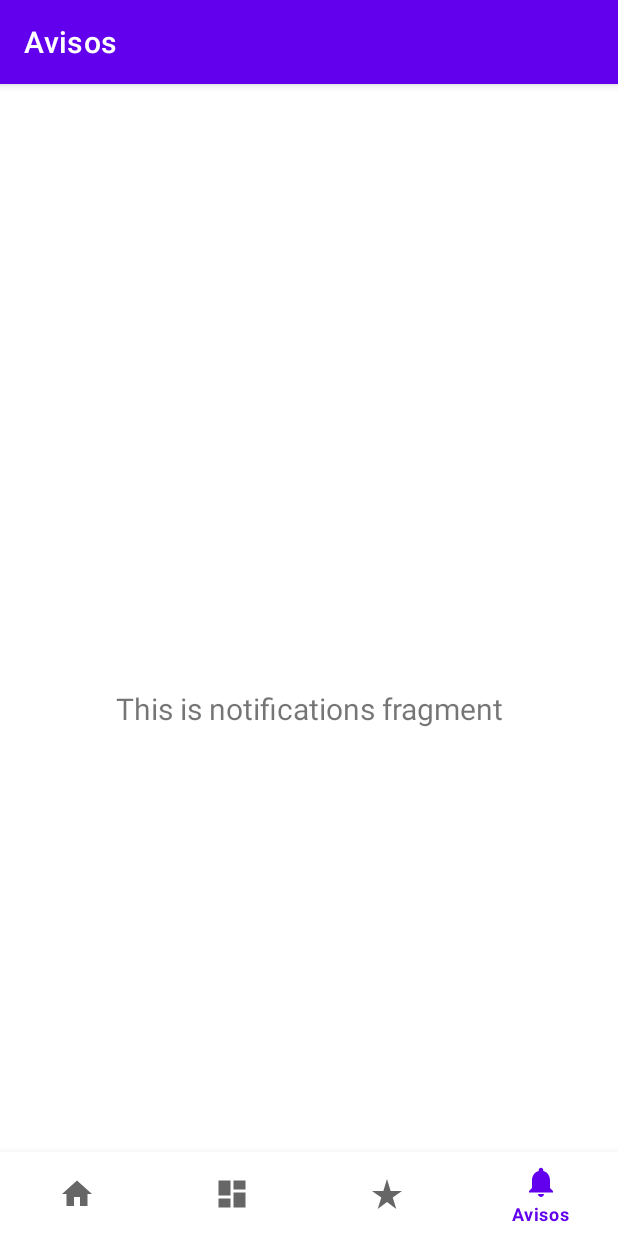
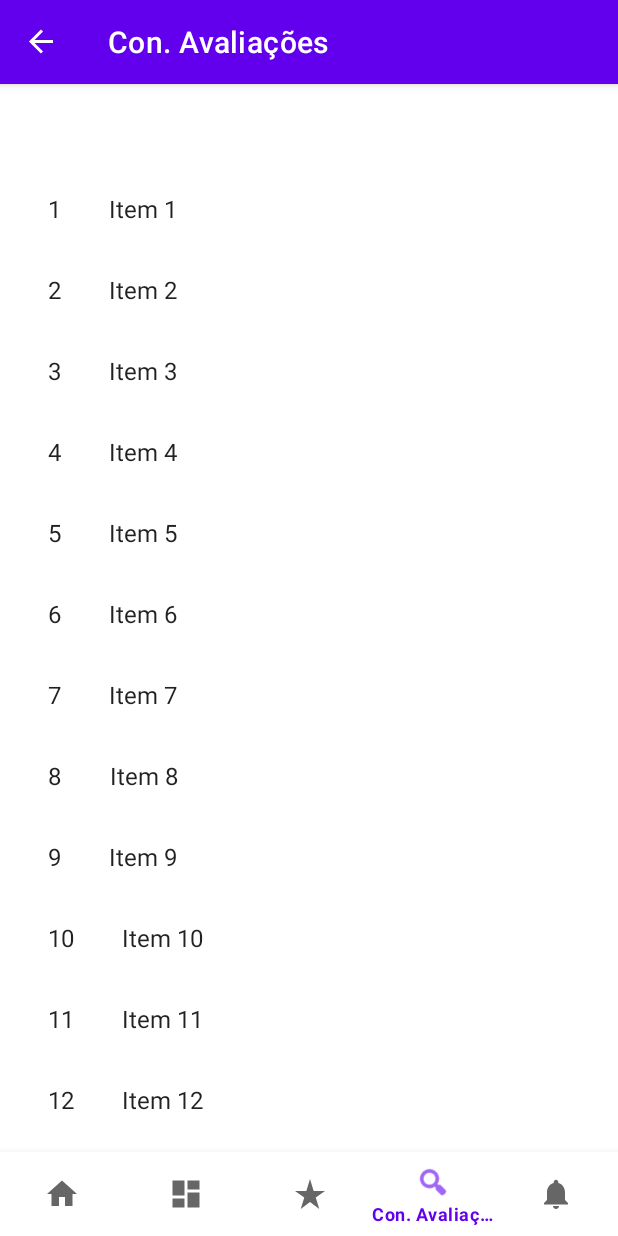
Before and after one commit to dduartee/LivroOwl, an Android app: the AvaliarLivroFragment screen opened through its navigation route, item 4 of the bottom bar chosen, on a phone screen of 412 x 824 dp. Run offline under Robolectric (Android 15) with nearby library versions, the phone set to English and light mode, and no system bars; our stand-ins replace Volley, navigation-ui; network calls fail.

Commit message:
pagina de consulta de avaliacoes e android para 35

```diff
--- a/app/build.gradle.kts
+++ b/app/build.gradle.kts
@@ -4,7 +4,7 @@ plugins {
 
 android {
     namespace = "space.gaabe.mobile.livroowl"
-    compileSdk = 34
+    compileSdk = 35
 
     defaultConfig {
         applicationId = "space.gaabe.mobile.livroowl"
--- a/app/src/main/java/space/gaabe/mobile/livroowl/model/Avaliacao.java
+++ b/app/src/main/java/space/gaabe/mobile/livroowl/model/Avaliacao.java
@@ -9,6 +9,16 @@ import java.util.Date;
  * Classe que representa uma avaliação, com um comentário, uma quantidade de estrelas, like e data
  */
 public class Avaliacao {
+    private String nomeLivro;
+
+    public String getNomeLivro() {
+        return nomeLivro;
+    }
+
+    public void setNomeLivro(String nomeLivro) {
+        this.nomeLivro = nomeLivro;
+    }
+
     private String comentario;
     private float estrelas;
     private boolean isLike;
@@ -28,6 +38,7 @@ public class Avaliacao {
             this.setEstrelas(avaliacaoJSON.getInt("estrelas"));
             long timestampAvaliado = avaliacaoJSON.getLong("timestamp_avaliado");
             this.setDataAvaliado(new Date(timestampAvaliado));
+            this.setNomeLivro(avaliacaoJSON.getString("nomeLivro"));
 
         } catch (Exception e) {
             throw new RuntimeException(e);
@@ -41,14 +52,14 @@ public class Avaliacao {
             avaliacaoJSON.put("liked", this.isLike());
             avaliacaoJSON.put("estrelas", this.getEstrelas());
             avaliacaoJSON.put("timestamp_avaliado", this.getTimestampAvaliado());
+            avaliacaoJSON.put("nomeLivro", this.getNomeLivro());
         } catch (Exception e) {
             throw new RuntimeException(e);
         }
         return avaliacaoJSON;
     }
     public void setComentario(String comentario) {
-        String comentarioLimpo = comentario.trim();
-        this.comentario = comentarioLimpo;
+        this.comentario = comentario.trim();
     }
     public void setEstrelas(float estrelas) {
         if (estrelas < 0.5) {
--- a/app/src/main/java/space/gaabe/mobile/livroowl/model/Livro.java
+++ b/app/src/main/java/space/gaabe/mobile/livroowl/model/Livro.java
@@ -50,6 +50,7 @@ public class Livro {
      * @param avaliacao Classe avaliacao preenchida
      */
     public void avaliar(Avaliacao avaliacao) {
+        avaliacao.setNomeLivro(this.nome);
         int novaQtdeAvaliacoes = qtdeAvaliacoes + 1;
         float novasEstrelas = mediaAvaliacao * qtdeAvaliacoes+ avaliacao.getEstrelas();
         float novaMediaAvaliacao = novasEstrelas / novaQtdeAvaliacoes;
--- /dev/null
+++ b/app/src/main/java/space/gaabe/mobile/livroowl/ui/avaliacao/AvaliacaoRecyclerViewAdapter.java
@@ -0,0 +1,62 @@
+package space.gaabe.mobile.livroowl.ui.avaliacao;
+
+import androidx.recyclerview.widget.RecyclerView;
+
+import android.view.LayoutInflater;
+import android.view.View;
+import android.view.ViewGroup;
+import android.widget.TextView;
+
+import space.gaabe.mobile.livroowl.ui.avaliacao.placeholder.PlaceholderContent.PlaceholderItem;
+import space.gaabe.mobile.livroowl.databinding.FragmentConsultaAvaliacaoBinding;
+
+import java.util.List;
+
+/**
+ * {@link RecyclerView.Adapter} that can display a {@link PlaceholderItem}.
+ * TODO: Replace the implementation with code for your data type.
+ */
+public class AvaliacaoRecyclerViewAdapter extends RecyclerView.Adapter<AvaliacaoRecyclerViewAdapter.ViewHolder> {
+
+    private final List<PlaceholderItem> mValues;
+
+    public AvaliacaoRecyclerViewAdapter(List<PlaceholderItem> items) {
+        mValues = items;
+    }
+
+    @Override
+    public ViewHolder onCreateViewHolder(ViewGroup parent, int viewType) {
+
+        return new ViewHolder(FragmentConsultaAvaliacaoBinding.inflate(LayoutInflater.from(parent.getContext()), parent, false));
+
+    }
+
+    @Override
+    public void onBindViewHolder(final ViewHolder holder, int position) {
+        holder.mItem = mValues.get(position);
+        holder.mIdView.setText(mValues.get(position).id);
+        holder.mContentView.setText(mValues.get(position).content);
+    }
+
+    @Override
+    public int getItemCount() {
+        return mValues.size();
+    }
+
+    public class ViewHolder extends RecyclerView.ViewHolder {
+        public final TextView mIdView;
+        public final TextView mContentView;
+        public PlaceholderItem mItem;
+
+        public ViewHolder(FragmentConsultaAvaliacaoBinding binding) {
+            super(binding.getRoot());
+            mIdView = binding.itemNumber;
+            mContentView = binding.content;
+        }
+
+        @Override
+        public String toString() {
+            return super.toString() + " '" + mContentView.getText() + "'";
+        }
+    }
+}
--- a/app/src/main/java/space/gaabe/mobile/livroowl/ui/avaliacao/AvaliarLivroFragment.java
+++ b/app/src/main/java/space/gaabe/mobile/livroowl/ui/avaliacao/AvaliarLivroFragment.java
@@ -129,7 +129,8 @@ public class AvaliarLivroFragment extends Fragment implements View.OnClickListen
                     JSONObject firstEntry = readingLogEntries.getJSONObject(randomIndex);
                     JSONObject work = firstEntry.getJSONObject("work");
                     String title = work.getString("title");
-                    this.nomeLivro.setText(title);
+                    this.livro.setNome(title);
+                    this.avaliacao.setNomeLivro(title);
                     JSONArray authors = work.getJSONArray("author_names");
                     String author = authors.getString(0);
                     this.livro.setAutor(author);
@@ -144,6 +145,7 @@ public class AvaliarLivroFragment extends Fragment implements View.OnClickListen
         }, this);
         jsonObjectRequest.setTag("GetWantToReadBooks");
         requestQueue.add(jsonObjectRequest);
+        this.nomeLivro.setText(this.avaliacao.getNomeLivro());
         return view;
     }
     private void handleLikeButton(boolean like) {
@@ -182,7 +184,6 @@ public class AvaliarLivroFragment extends Fragment implements View.OnClickListen
                 avaliacao.setComentario(this.comentarioAvalicao.getText().toString());
                 avaliacao.setEstrelas(this.ratingBarAvaliacao.getRating());
                 avaliacao.setDataAvaliado(new Date());
-
                 this.jsonObjectRequest = new JsonObjectRequest(
                         Request.Method.POST,
                         "http://10.0.2.2:8080/avaliacoes",
--- /dev/null
+++ b/app/src/main/java/space/gaabe/mobile/livroowl/ui/avaliacao/ConsultaAvaliacaoFragment.java
@@ -0,0 +1,72 @@
+package space.gaabe.mobile.livroowl.ui.avaliacao;
+
+import android.content.Context;
+import android.os.Bundle;
+
+import androidx.fragment.app.Fragment;
+import androidx.recyclerview.widget.GridLayoutManager;
+import androidx.recyclerview.widget.LinearLayoutManager;
+import androidx.recyclerview.widget.RecyclerView;
+
+import android.view.LayoutInflater;
+import android.view.View;
+import android.view.ViewGroup;
+
+import space.gaabe.mobile.livroowl.R;
+import space.gaabe.mobile.livroowl.ui.avaliacao.placeholder.PlaceholderContent;
+
+/**
+ * A fragment representing a list of Items.
+ */
+public class ConsultaAvaliacaoFragment extends Fragment {
+
+    // TODO: Customize parameter argument names
+    private static final String ARG_COLUMN_COUNT = "column-count";
+    // TODO: Customize parameters
+    private int mColumnCount = 1;
+
+    /**
+     * Mandatory empty constructor for the fragment manager to instantiate the
+     * fragment (e.g. upon screen orientation changes).
+     */
+    public ConsultaAvaliacaoFragment() {
+    }
+
+    // TODO: Customize parameter initialization
+    @SuppressWarnings("unused")
+    public static ConsultaAvaliacaoFragment newInstance(int columnCount) {
+        ConsultaAvaliacaoFragment fragment = new ConsultaAvaliacaoFragment();
+        Bundle args = new Bundle();
+        args.putInt(ARG_COLUMN_COUNT, columnCount);
+        fragment.setArguments(args);
+        return fragment;
+    }
+
+    @Override
+    public void onCreate(Bundle savedInstanceState) {
+        super.onCreate(savedInstanceState);
+
+        if (getArguments() != null) {
+            mColumnCount = getArguments().getInt(ARG_COLUMN_COUNT);
+        }
+    }
+
+    @Override
+    public View onCreateView(LayoutInflater inflater, ViewGroup container,
+                             Bundle savedInstanceState) {
+        View view = inflater.inflate(R.layout.fragment_consulta_avaliacao_list, container, false);
+
+        // Set the adapter
+        if (view instanceof RecyclerView) {
+            Context context = view.getContext();
+            RecyclerView recyclerView = (RecyclerView) view;
+            if (mColumnCount <= 1) {
+                recyclerView.setLayoutManager(new LinearLayoutManager(context));
+            } else {
+                recyclerView.setLayoutManager(new GridLayoutManager(context, mColumnCount));
+            }
+            recyclerView.setAdapter(new AvaliacaoRecyclerViewAdapter(PlaceholderContent.ITEMS));
+        }
+        return view;
+    }
+}
--- /dev/null
+++ b/app/src/main/java/space/gaabe/mobile/livroowl/ui/avaliacao/placeholder/PlaceholderContent.java
@@ -0,0 +1,72 @@
+package space.gaabe.mobile.livroowl.ui.avaliacao.placeholder;
+
+import java.util.ArrayList;
+import java.util.HashMap;
+import java.util.List;
+import java.util.Map;
+
+/**
+ * Helper class for providing sample content for user interfaces created by
+ * Android template wizards.
+ * <p>
+ * TODO: Replace all uses of this class before publishing your app.
+ */
+public class PlaceholderContent {
+
+    /**
+     * An array of sample (placeholder) items.
+     */
+    public static final List<PlaceholderItem> ITEMS = new ArrayList<PlaceholderItem>();
+
+    /**
+     * A map of sample (placeholder) items, by ID.
+     */
+    public static final Map<String, PlaceholderItem> ITEM_MAP = new HashMap<String, PlaceholderItem>();
+
+    private static final int COUNT = 25;
+
+    static {
+        // Add some sample items.
+        for (int i = 1; i <= COUNT; i++) {
+            addItem(createPlaceholderItem(i));
+        }
+    }
+
+    private static void addItem(PlaceholderItem item) {
+        ITEMS.add(item);
+        ITEM_MAP.put(item.id, item);
+    }
+
+    private static PlaceholderItem createPlaceholderItem(int position) {
+        return new PlaceholderItem(String.valueOf(position), "Item " + position, makeDetails(position));
+    }
+
+    private static String makeDetails(int position) {
+        StringBuilder builder = new StringBuilder();
+        builder.append("Details about Item: ").append(position);
+        for (int i = 0; i < position; i++) {
+            builder.append("\nMore details information here.");
+        }
+        return builder.toString();
+    }
+
+    /**
+     * A placeholder item representing a piece of content.
+     */
+    public static class PlaceholderItem {
+        public final String id;
+        public final String content;
+        public final String details;
+
+        public PlaceholderItem(String id, String content, String details) {
+            this.id = id;
+            this.content = content;
+            this.details = details;
+        }
+
+        @Override
+        public String toString() {
+            return content;
+        }
+    }
+}
--- /dev/null
+++ b/app/src/main/res/layout/fragment_consulta_avaliacao.xml
@@ -0,0 +1,20 @@
+<?xml version="1.0" encoding="utf-8"?>
+<LinearLayout xmlns:android="http://schemas.android.com/apk/res/android"
+    android:layout_width="wrap_content"
+    android:layout_height="wrap_content"
+    android:orientation="horizontal">
+
+    <TextView
+        android:id="@+id/item_number"
+        android:layout_width="wrap_content"
+        android:layout_height="wrap_content"
+        android:layout_margin="@dimen/text_margin"
+        android:textAppearance="?attr/textAppearanceListItem" />
+
+    <TextView
+        android:id="@+id/content"
+        android:layout_width="wrap_content"
+        android:layout_height="wrap_content"
+        android:layout_margin="@dimen/text_margin"
+        android:textAppearance="?attr/textAppearanceListItem" />
+</LinearLayout>
--- /dev/null
+++ b/app/src/main/res/layout/fragment_consulta_avaliacao_list.xml
@@ -0,0 +1,13 @@
+<?xml version="1.0" encoding="utf-8"?>
+<androidx.recyclerview.widget.RecyclerView xmlns:android="http://schemas.android.com/apk/res/android"
+    xmlns:app="http://schemas.android.com/apk/res-auto"
+    xmlns:tools="http://schemas.android.com/tools"
+    android:id="@+id/list"
+    android:name="space.gaabe.mobile.livroowl.ui.avaliacao.ConsultaAvaliacaoFragment"
+    android:layout_width="match_parent"
+    android:layout_height="match_parent"
+    android:layout_marginLeft="16dp"
+    android:layout_marginRight="16dp"
+    app:layoutManager="LinearLayoutManager"
+    tools:context=".ui.avaliacao.ConsultaAvaliacaoFragment"
+    tools:listitem="@layout/fragment_consulta_avaliacao" />
--- a/app/src/main/res/menu/bottom_nav_menu.xml
+++ b/app/src/main/res/menu/bottom_nav_menu.xml
@@ -10,10 +10,15 @@
         android:id="@+id/navigation_dashboard"
         android:icon="@drawable/ic_dashboard_black_24dp"
         android:title="@string/title_dashboard" />
+
     <item
         android:id="@+id/navigation_avaliar_livro"
         android:icon="@drawable/baseline_star_rate_24"
         android:title="@string/title_avaliacao" />
+    <item
+        android:id="@+id/navigation_consultar_avaliar_livro"
+        android:icon="@android:drawable/ic_menu_search"
+        android:title="@string/title_consulta_avaliacao" />
 
     <item
         android:id="@+id/navigation_notifications"
--- a/app/src/main/res/navigation/mobile_navigation.xml
+++ b/app/src/main/res/navigation/mobile_navigation.xml
@@ -27,4 +27,11 @@
         android:name="space.gaabe.mobile.livroowl.ui.avaliacao.AvaliarLivroFragment"
         android:label="@string/title_avaliacao"
         tools:layout="@layout/fragment_avaliar_livro" />
+    <fragment
+        android:id="@+id/navigation_consultar_avaliar_livro"
+        android:name="space.gaabe.mobile.livroowl.ui.avaliacao.ConsultaAvaliacaoFragment"
+        android:label="@string/title_consulta_avaliacao"
+        tools:layout="@layout/fragment_consulta_avaliacao_list" />
+
+
 </navigation>
--- a/app/src/main/res/values/dimens.xml
+++ b/app/src/main/res/values/dimens.xml
@@ -2,4 +2,5 @@
     <!-- Default screen margins, per the Android Design guidelines. -->
     <dimen name="activity_horizontal_margin">16dp</dimen>
     <dimen name="activity_vertical_margin">16dp</dimen>
+    <dimen name="text_margin">16dp</dimen>
 </resources>
--- a/app/src/main/res/values/strings.xml
+++ b/app/src/main/res/values/strings.xml
@@ -15,4 +15,5 @@
     <string name="avaliacoes">Avaliações</string>
     <string name="enviar">Enviar</string>
     <string name="adicionar_a_lista">Adicionar a lista</string>
+    <string name="title_consulta_avaliacao">Con. Avaliações\n</string>
 </resources>
```
